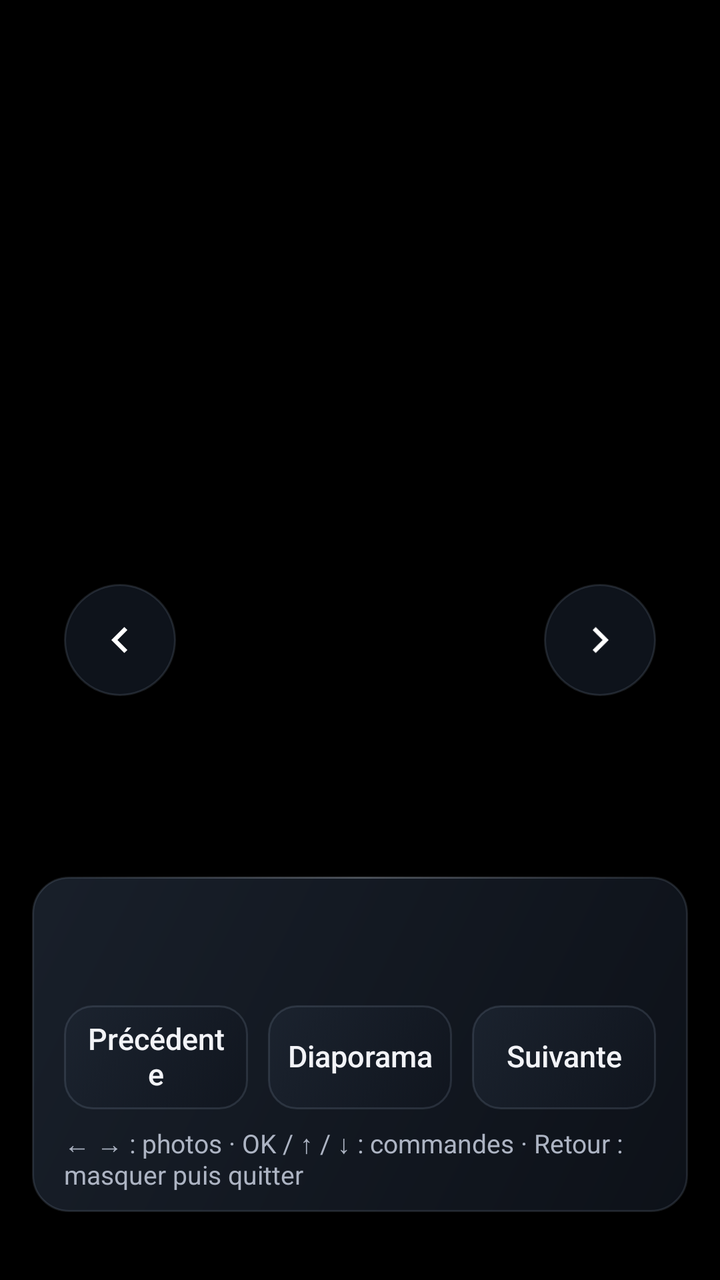
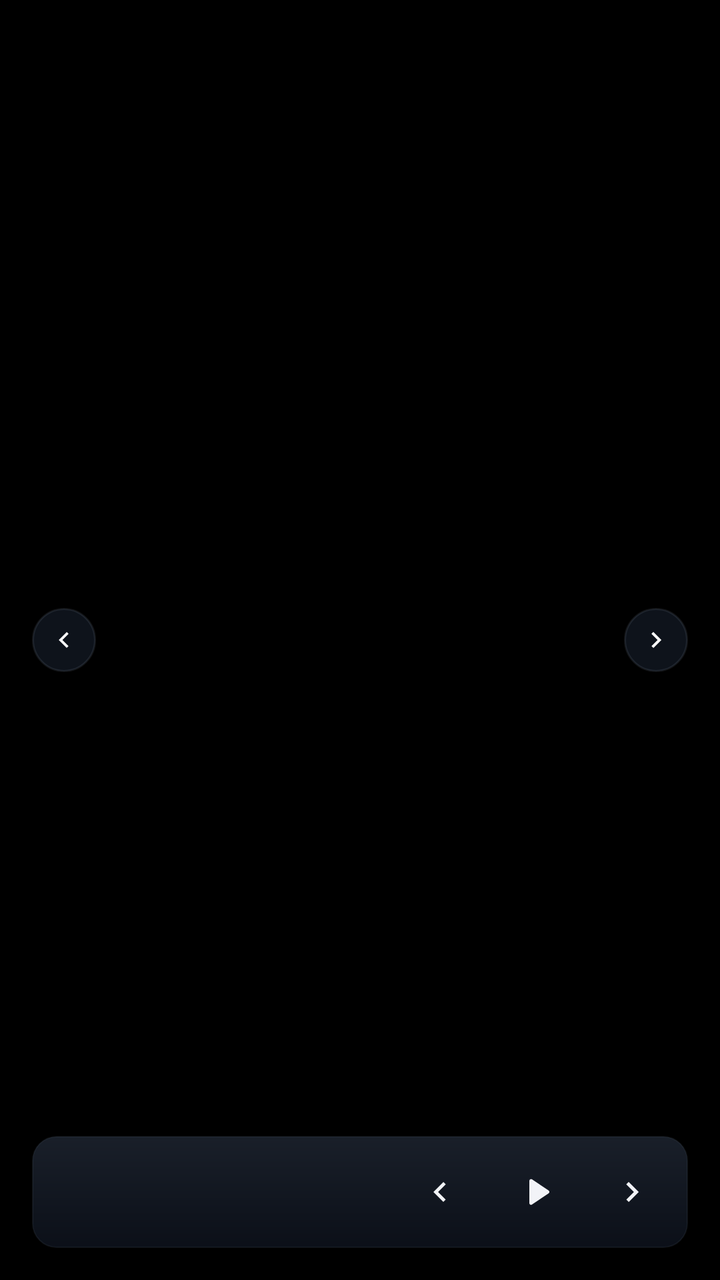

The first picture is an Android layout as it rendered before a commit; the second is the same layout after the commit. The layout source and the unified diff follow.
<!-- AndroidManifest.xml: application theme Theme.Pluxy -->
<!-- res/layout/activity_photo.xml -->
<?xml version="1.0" encoding="utf-8"?>
<FrameLayout xmlns:android="http://schemas.android.com/apk/res/android"
    android:layout_width="match_parent"
    android:layout_height="match_parent"
    android:fitsSystemWindows="true"
    android:background="@android:color/black">

    <ImageView
        android:id="@+id/photo"
        android:layout_width="match_parent"
        android:layout_height="match_parent"
        android:contentDescription="@string/description_photo"
        android:focusable="true"
        android:clickable="true"
        android:scaleType="fitCenter" />

    <ProgressBar
        android:id="@+id/loading"
        android:layout_width="48dp"
        android:layout_height="48dp"
        android:layout_gravity="center"
        android:indeterminateTint="?attr/pluxyAccent" />

    
    <LinearLayout
        android:id="@+id/photoInfo"
        android:layout_width="match_parent"
        android:layout_height="wrap_content"
        android:layout_gravity="bottom|start"
        android:layout_marginStart="@dimen/media_viewer_screen_pad"
        android:layout_marginEnd="@dimen/media_viewer_screen_pad"
        android:layout_marginBottom="34dp"
        android:background="@drawable/bg_photo_info"
        android:orientation="vertical"
        android:paddingStart="16dp"
        android:paddingTop="10dp"
        android:paddingEnd="16dp"
        android:paddingBottom="10dp">

        <TextView
            android:id="@+id/photoTitle"
            android:layout_width="wrap_content"
            android:layout_height="wrap_content"
            android:ellipsize="end"
            android:maxLines="1"
            android:maxWidth="640dp"
            android:textColor="?attr/pluxyTextPrimary"
            android:textSize="17sp"
            android:textStyle="bold" />

        <TextView
            android:id="@+id/photoIndex"
            android:layout_width="wrap_content"
            android:layout_height="wrap_content"
            android:layout_marginTop="2dp"
            android:textColor="?attr/pluxyTextSecondary"
            android:textSize="13sp" />

        <TextView
            android:id="@+id/photoStatus"
            android:layout_width="wrap_content"
            android:layout_height="wrap_content"
            android:layout_marginTop="3dp"
            android:text="@string/photo_slideshow_active"
            android:textColor="?attr/pluxyAccentBright"
            android:textSize="12sp"
            android:visibility="gone" />

        <TextView
            android:id="@+id/photoError"
            android:layout_width="match_parent"
            android:layout_height="wrap_content"
            android:layout_marginTop="8dp"
            android:accessibilityLiveRegion="polite"
            android:textColor="?attr/pluxyTextPrimary"
            android:textSize="16sp"
            android:visibility="gone" />

        <Button
            android:id="@+id/btnPhotoRetry"
            style="@style/PlayerControl.Secondary"
            android:layout_width="wrap_content"
            android:layout_height="wrap_content"
            android:layout_marginTop="8dp"
            android:nextFocusDown="@id/btnPhotoSlideshow"
            android:nextFocusUp="@id/btnPhotoRetry"
            android:text="@string/action_retry"
            android:visibility="gone" />

        <LinearLayout
            android:id="@+id/photoControls"
            android:layout_width="match_parent"
            android:layout_height="wrap_content"
            android:layout_marginTop="12dp"
            android:gravity="center"
            android:orientation="horizontal">

            <Button
                android:id="@+id/btnPhotoPrevious"
                style="@style/PlayerControl.Secondary"
                android:layout_width="0dp"
                android:layout_weight="1"
                android:paddingStart="8dp"
                android:paddingEnd="8dp"
                android:nextFocusLeft="@id/btnPhotoNext"
                android:nextFocusRight="@id/btnPhotoSlideshow"
                android:nextFocusUp="@id/btnPhotoPrevious"
                android:nextFocusDown="@id/btnPhotoPrevious"
                android:text="@string/photo_previous_action" />

            <Button
                android:id="@+id/btnPhotoSlideshow"
                style="@style/PlayerControl.Secondary"
                android:layout_width="0dp"
                android:layout_weight="1"
                android:layout_marginStart="10dp"
                android:layout_marginEnd="10dp"
                android:paddingStart="8dp"
                android:paddingEnd="8dp"
                android:nextFocusLeft="@id/btnPhotoPrevious"
                android:nextFocusRight="@id/btnPhotoNext"
                android:nextFocusUp="@id/btnPhotoRetry"
                android:nextFocusDown="@id/btnPhotoSlideshow"
                android:text="@string/photo_slideshow_start" />

            <Button
                android:id="@+id/btnPhotoNext"
                style="@style/PlayerControl.Secondary"
                android:layout_width="0dp"
                android:layout_weight="1"
                android:paddingStart="8dp"
                android:paddingEnd="8dp"
                android:nextFocusLeft="@id/btnPhotoSlideshow"
                android:nextFocusRight="@id/btnPhotoPrevious"
                android:nextFocusUp="@id/btnPhotoNext"
                android:nextFocusDown="@id/btnPhotoNext"
                android:text="@string/photo_next_action" />
        </LinearLayout>

        <TextView
            android:layout_width="wrap_content"
            android:layout_height="wrap_content"
            android:layout_marginTop="8dp"
            android:text="@string/photo_remote_hint"
            android:textColor="?attr/pluxyTextSecondary"
            android:textSize="13sp" />
    </LinearLayout>

    <ImageView
        android:id="@+id/photoHintLeft"
        android:layout_width="56dp"
        android:layout_height="56dp"
        android:layout_gravity="center_vertical|start"
        android:layout_marginStart="32dp"
        android:background="@drawable/bg_photo_edge_hint"
        android:contentDescription="@null"
        android:padding="15dp"
        android:src="@drawable/ic_chevron_left" />

    <ImageView
        android:id="@+id/photoHintRight"
        android:layout_width="56dp"
        android:layout_height="56dp"
        android:layout_gravity="center_vertical|end"
        android:layout_marginEnd="32dp"
        android:background="@drawable/bg_photo_edge_hint"
        android:contentDescription="@null"
        android:padding="15dp"
        android:src="@drawable/ic_chevron_right" />
</FrameLayout>
<!-- resources referenced by this layout -->
<resources>
  <!-- drawable bg_photo_info (drawable) -->
  <?xml version="1.0" encoding="utf-8"?>
  <layer-list xmlns:android="http://schemas.android.com/apk/res/android">
      <item android:drawable="@drawable/bg_glass_panel" />
  </layer-list>
  <string name="photo_remote_hint">← → : photos · OK / ↑ / ↓ : commandes · Retour : masquer puis quitter</string>
  <style name="PlayerControl.Secondary" parent="PlayerControl" />
  <!-- drawable bg_glass_panel (drawable) -->
  <?xml version="1.0" encoding="utf-8"?>
  <layer-list xmlns:android="http://schemas.android.com/apk/res/android">
      <item>
          <shape android:shape="rectangle">
              <gradient android:angle="315"
                  android:startColor="?attr/pluxyGlassTop" android:endColor="?attr/pluxyGlassBottom" />
              <corners android:radius="@dimen/radius_lg" />
              <stroke android:width="1dp" android:color="?attr/pluxyBorder" />
          </shape>
      </item>
      <item android:height="1dp" android:gravity="top"
          android:left="18dp" android:right="18dp">
          <shape android:shape="rectangle">
              <gradient android:angle="0" android:startColor="?attr/pluxyGlassGlintTrans"
                  android:centerColor="?attr/pluxyGlassGlint" android:endColor="?attr/pluxyGlassGlintTrans" />
          </shape>
      </item>
  </layer-list>
  <style name="PlayerControl">
          <item name="android:layout_width">wrap_content</item>
          <item name="android:layout_height">52dp</item>
          <item name="android:minWidth">76dp</item>
          <item name="android:minHeight">52dp</item>
          <item name="android:background">@drawable/bg_player_control</item>
          <item name="android:backgroundTint">@null</item>
          <item name="android:focusable">true</item>
          <item name="android:fontFamily">sans-serif-medium</item>
          <item name="android:gravity">center</item>
          <item name="android:includeFontPadding">false</item>
          <item name="android:paddingStart">18dp</item>
          <item name="android:paddingEnd">18dp</item>
          <item name="android:stateListAnimator">@animator/focus_lift_btn</item>
          <item name="android:textAllCaps">false</item>
          <item name="android:textColor">@color/player_control_text</item>
          <item name="android:textSize">15sp</item>
      </style>
  <color name="surface_focus">#EB303744</color>
  <color name="glass_top">#DE1C2430</color>
  <color name="glass_bottom">#D010151E</color>
  <color name="glass_focus_top">#EB303744</color>
  <color name="glass_glint">#32EDF2FA</color>
  <color name="ambient_coral">#20F6AD84</color>
  <color name="ambient_rose">#14DE7893</color>
  <color name="glow_edge">#36F6AD84</color>
  <color name="border">#2A9DAEC5</color>
  <color name="border_subtle">#1C9DAEC5</color>
  <dimen name="radius_lg">18dp</dimen>
  <!-- drawable bg_player_control (drawable) -->
  <?xml version="1.0" encoding="utf-8"?>
  <selector xmlns:android="http://schemas.android.com/apk/res/android">
      <item android:state_pressed="true">
          <shape android:shape="rectangle">
              <solid android:color="?attr/pluxySurfaceFocus" />
              <stroke android:width="2dp" android:color="?attr/pluxyAccentBright" />
              <corners android:radius="@dimen/radius_md" />
          </shape>
      </item>
      <item android:state_focused="true">
          <shape android:shape="rectangle">
              <gradient android:angle="315" android:startColor="?attr/pluxyGlassFocusTop" android:endColor="?attr/pluxyGlassFocusBottom" />
              <stroke android:width="2dp" android:color="?attr/pluxyBorderFocus" />
              <corners android:radius="@dimen/radius_md" />
          </shape>
      </item>
      <item>
          <shape android:shape="rectangle">
              <gradient android:angle="315" android:startColor="?attr/pluxyGlassTop" android:endColor="?attr/pluxyGlassBottom" />
              <stroke android:width="1dp" android:color="?attr/pluxyBorder" />
              <corners android:radius="@dimen/radius_md" />
          </shape>
      </item>
  </selector>
  <dimen name="radius_md">14dp</dimen>
  <!-- unchanged entries left out for length: 34 -->
</resources>

<!-- the commit's change to res/layout/activity_photo.xml (unified diff, before → after) -->
@@ -1,170 +1,86 @@
 <?xml version="1.0" encoding="utf-8"?>
 <FrameLayout xmlns:android="http://schemas.android.com/apk/res/android"
-    android:layout_width="match_parent"
-    android:layout_height="match_parent"
-    android:fitsSystemWindows="true"
-    android:background="@android:color/black">
+    android:layout_width="match_parent" android:layout_height="match_parent"
+    android:fitsSystemWindows="true" android:background="@android:color/black">
 
-    <ImageView
-        android:id="@+id/photo"
-        android:layout_width="match_parent"
-        android:layout_height="match_parent"
+    <ImageView android:id="@+id/photo"
+        android:layout_width="match_parent" android:layout_height="match_parent"
         android:contentDescription="@string/description_photo"
-        android:focusable="true"
-        android:clickable="true"
-        android:scaleType="fitCenter" />
+        android:focusable="true" android:clickable="true" android:scaleType="fitCenter" />
+    <ProgressBar android:id="@+id/loading"
+        android:layout_width="32dp" android:layout_height="32dp"
+        android:layout_gravity="center" android:indeterminateTint="?attr/pluxyAccent" />
 
-    <ProgressBar
-        android:id="@+id/loading"
-        android:layout_width="48dp"
-        android:layout_height="48dp"
-        android:layout_gravity="center"
-        android:indeterminateTint="?attr/pluxyAccent" />
-
-    
-    <LinearLayout
-        android:id="@+id/photoInfo"
-        android:layout_width="match_parent"
-        android:layout_height="wrap_content"
+    <LinearLayout android:id="@+id/photoInfo"
+        android:layout_width="match_parent" android:layout_height="wrap_content"
         android:layout_gravity="bottom|start"
         android:layout_marginStart="@dimen/media_viewer_screen_pad"
         android:layout_marginEnd="@dimen/media_viewer_screen_pad"
-        android:layout_marginBottom="34dp"
-        android:background="@drawable/bg_photo_info"
-        android:orientation="vertical"
-        android:paddingStart="16dp"
-        android:paddingTop="10dp"
-        android:paddingEnd="16dp"
-        android:paddingBottom="10dp">
+        android:layout_marginBottom="16dp"
+        android:background="@drawable/bg_auxiliary_controls" android:orientation="vertical"
+        android:paddingStart="12dp" android:paddingEnd="4dp"
+        android:paddingTop="4dp" android:paddingBottom="4dp">
 
-        <TextView
-            android:id="@+id/photoTitle"
-            android:layout_width="wrap_content"
-            android:layout_height="wrap_content"
-            android:ellipsize="end"
-            android:maxLines="1"
-            android:maxWidth="640dp"
-            android:textColor="?attr/pluxyTextPrimary"
-            android:textSize="17sp"
-            android:textStyle="bold" />
-
-        <TextView
-            android:id="@+id/photoIndex"
-            android:layout_width="wrap_content"
-            android:layout_height="wrap_content"
-            android:layout_marginTop="2dp"
-            android:textColor="?attr/pluxyTextSecondary"
-            android:textSize="13sp" />
-
-        <TextView
-            android:id="@+id/photoStatus"
-            android:layout_width="wrap_content"
-            android:layout_height="wrap_content"
-            android:layout_marginTop="3dp"
-            android:text="@string/photo_slideshow_active"
-            android:textColor="?attr/pluxyAccentBright"
-            android:textSize="12sp"
+        <LinearLayout android:layout_width="match_parent" android:layout_height="wrap_content"
+            android:orientation="horizontal" android:gravity="center_vertical">
+            <LinearLayout android:layout_width="0dp" android:layout_height="wrap_content"
+                android:layout_weight="1" android:layout_marginEnd="4dp" android:orientation="vertical">
+                <TextView android:id="@+id/photoTitle"
+                    android:layout_width="match_parent" android:layout_height="wrap_content"
+                    android:ellipsize="end" android:maxLines="1"
+                    android:textColor="?attr/pluxyTextPrimary"
+                    android:textSize="@dimen/auxiliary_meta_size" android:fontFamily="sans-serif-medium" />
+                <TextView android:id="@+id/photoIndex"
+                    android:layout_width="wrap_content" android:layout_height="wrap_content"
+                    android:layout_marginTop="2dp" android:textColor="?attr/pluxyTextSecondary"
+                    android:textSize="@dimen/auxiliary_meta_size" />
+                <TextView android:id="@+id/photoStatus"
+                    android:layout_width="match_parent" android:layout_height="wrap_content"
+                    android:layout_marginTop="2dp" android:maxLines="2" android:ellipsize="end"
+                    android:text="@string/photo_slideshow_active" android:textColor="?attr/pluxyAccentBright"
+                    android:textSize="@dimen/auxiliary_meta_size" android:visibility="gone" />
+            </LinearLayout>
+            <LinearLayout android:id="@+id/photoControls"
+                android:layout_width="wrap_content" android:layout_height="48dp"
+                android:gravity="center" android:orientation="horizontal">
+                <ImageButton android:id="@+id/btnPhotoPrevious" style="@style/AuxiliaryViewer.Icon"
+                    android:src="@drawable/ic_chevron_left" android:contentDescription="@string/photo_previous_action"
+                    android:nextFocusLeft="@id/btnPhotoNext" android:nextFocusRight="@id/btnPhotoSlideshow"
+                    android:nextFocusUp="@id/btnPhotoPrevious" android:nextFocusDown="@id/btnPhotoPrevious" />
+                <ImageButton android:id="@+id/btnPhotoSlideshow" style="@style/AuxiliaryViewer.Icon"
+                    android:src="@drawable/ic_player_play" android:contentDescription="@string/photo_slideshow_start"
+                    android:nextFocusLeft="@id/btnPhotoPrevious" android:nextFocusRight="@id/btnPhotoNext"
+                    android:nextFocusUp="@id/btnPhotoRetry" android:nextFocusDown="@id/btnPhotoSlideshow" />
+                <ImageButton android:id="@+id/btnPhotoNext" style="@style/AuxiliaryViewer.Icon"
+                    android:src="@drawable/ic_chevron_right" android:contentDescription="@string/photo_next_action"
+                    android:nextFocusLeft="@id/btnPhotoSlideshow" android:nextFocusRight="@id/btnPhotoPrevious"
+                    android:nextFocusUp="@id/btnPhotoNext" android:nextFocusDown="@id/btnPhotoNext" />
+            </LinearLayout>
+        </LinearLayout>
+        <TextView android:id="@+id/photoError"
+            android:layout_width="match_parent" android:layout_height="wrap_content"
+            android:layout_marginTop="8dp" android:accessibilityLiveRegion="polite"
+            android:textColor="?attr/pluxyTextPrimary" android:textSize="@dimen/auxiliary_meta_size"
             android:visibility="gone" />
-
-        <TextView
-            android:id="@+id/photoError"
-            android:layout_width="match_parent"
-            android:layout_height="wrap_content"
-            android:layout_marginTop="8dp"
-            android:accessibilityLiveRegion="polite"
-            android:textColor="?attr/pluxyTextPrimary"
-            android:textSize="16sp"
-            android:visibility="gone" />
-
-        <Button
-            android:id="@+id/btnPhotoRetry"
-            style="@style/PlayerControl.Secondary"
-            android:layout_width="wrap_content"
-            android:layout_height="wrap_content"
-            android:layout_marginTop="8dp"
-            android:nextFocusDown="@id/btnPhotoSlideshow"
-            android:nextFocusUp="@id/btnPhotoRetry"
-            android:text="@string/action_retry"
-            android:visibility="gone" />
-
-        <LinearLayout
-            android:id="@+id/photoControls"
-            android:layout_width="match_parent"
-            android:layout_height="wrap_content"
-            android:layout_marginTop="12dp"
-            android:gravity="center"
-            android:orientation="horizontal">
-
-            <Button
-                android:id="@+id/btnPhotoPrevious"
-                style="@style/PlayerControl.Secondary"
-                android:layout_width="0dp"
-                android:layout_weight="1"
-                android:paddingStart="8dp"
-                android:paddingEnd="8dp"
-                android:nextFocusLeft="@id/btnPhotoNext"
-                android:nextFocusRight="@id/btnPhotoSlideshow"
-                android:nextFocusUp="@id/btnPhotoPrevious"
-                android:nextFocusDown="@id/btnPhotoPrevious"
-                android:text="@string/photo_previous_action" />
-
-            <Button
-                android:id="@+id/btnPhotoSlideshow"
-                style="@style/PlayerControl.Secondary"
-                android:layout_width="0dp"
-                android:layout_weight="1"
-                android:layout_marginStart="10dp"
-                android:layout_marginEnd="10dp"
-                android:paddingStart="8dp"
-                android:paddingEnd="8dp"
-                android:nextFocusLeft="@id/btnPhotoPrevious"
-                android:nextFocusRight="@id/btnPhotoNext"
-                android:nextFocusUp="@id/btnPhotoRetry"
-                android:nextFocusDown="@id/btnPhotoSlideshow"
-                android:text="@string/photo_slideshow_start" />
-
-            <Button
-                android:id="@+id/btnPhotoNext"
-                style="@style/PlayerControl.Secondary"
-                android:layout_width="0dp"
-                android:layout_weight="1"
-                android:paddingStart="8dp"
-                android:paddingEnd="8dp"
-                android:nextFocusLeft="@id/btnPhotoSlideshow"
-                android:nextFocusRight="@id/btnPhotoPrevious"
-                android:nextFocusUp="@id/btnPhotoNext"
-                android:nextFocusDown="@id/btnPhotoNext"
-                android:text="@string/photo_next_action" />
-        </LinearLayout>
-
-        <TextView
-            android:layout_width="wrap_content"
-            android:layout_height="wrap_content"
-            android:layout_marginTop="8dp"
-            android:text="@string/photo_remote_hint"
-            android:textColor="?attr/pluxyTextSecondary"
-            android:textSize="13sp" />
+        <Button android:id="@+id/btnPhotoRetry" style="@style/AuxiliaryViewer.Action"
+            android:layout_width="wrap_content" android:layout_marginTop="4dp"
+            android:nextFocusDown="@id/btnPhotoSlideshow" android:nextFocusUp="@id/btnPhotoRetry"
+            android:text="@string/action_retry" android:visibility="gone" />
     </LinearLayout>
 
-    <ImageView
-        android:id="@+id/photoHintLeft"
-        android:layout_width="56dp"
-        android:layout_height="56dp"
-        android:layout_gravity="center_vertical|start"
-        android:layout_marginStart="32dp"
-        android:background="@drawable/bg_photo_edge_hint"
-        android:contentDescription="@null"
-        android:padding="15dp"
-        android:src="@drawable/ic_chevron_left" />
-
-    <ImageView
-        android:id="@+id/photoHintRight"
-        android:layout_width="56dp"
-        android:layout_height="56dp"
-        android:layout_gravity="center_vertical|end"
-        android:layout_marginEnd="32dp"
-        android:background="@drawable/bg_photo_edge_hint"
-        android:contentDescription="@null"
-        android:padding="15dp"
-        android:src="@drawable/ic_chevron_right" />
+    <ImageButton android:id="@+id/btnPhotoClose" style="@style/AuxiliaryViewer.Icon"
+        android:layout_gravity="top|end" android:layout_marginEnd="@dimen/media_viewer_screen_pad"
+        android:layout_marginTop="12dp" android:src="@drawable/ic_player_close"
+        android:contentDescription="@string/player_leave_action" android:background="@drawable/bg_auxiliary_controls"
+        android:visibility="gone" />
+    <ImageView android:id="@+id/photoHintLeft"
+        android:layout_width="32dp" android:layout_height="32dp"
+        android:layout_gravity="center_vertical|start" android:layout_marginStart="16dp"
+        android:background="@drawable/bg_photo_edge_hint" android:contentDescription="@null"
+        android:importantForAccessibility="no" android:padding="8dp" android:src="@drawable/ic_chevron_left" />
+    <ImageView android:id="@+id/photoHintRight"
+        android:layout_width="32dp" android:layout_height="32dp"
+        android:layout_gravity="center_vertical|end" android:layout_marginEnd="16dp"
+        android:background="@drawable/bg_photo_edge_hint" android:contentDescription="@null"
+        android:importantForAccessibility="no" android:padding="8dp" android:src="@drawable/ic_chevron_right" />
 </FrameLayout>
<!-- resource entries referenced after the edit -->
@@ -1,70 +1,113 @@
 <!-- resources referenced by this layout -->
 <resources>
-  <!-- drawable bg_photo_info (drawable) -->
+  <dimen name="auxiliary_meta_size">14sp</dimen>
+  <!-- drawable bg_auxiliary_controls (drawable) -->
   <?xml version="1.0" encoding="utf-8"?>
-  <layer-list xmlns:android="http://schemas.android.com/apk/res/android">
-      <item android:drawable="@drawable/bg_glass_panel" />
-  </layer-list>
-  <string name="photo_remote_hint">← → : photos · OK / ↑ / ↓ : commandes · Retour : masquer puis quitter</string>
-  <style name="PlayerControl.Secondary" parent="PlayerControl" />
-  <!-- drawable bg_glass_panel (drawable) -->
+  <shape xmlns:android="http://schemas.android.com/apk/res/android">
+      <corners android:radius="12dp" />
+      <gradient android:angle="270"
+          android:startColor="?attr/pluxyPlayerGlassTop"
+          android:endColor="?attr/pluxyPlayerGlassBottom" />
+      <stroke android:width="0.5dp" android:color="?attr/pluxyBorderSubtle" />
+  </shape>
+  <!-- drawable ic_player_close (drawable) -->
+  <vector xmlns:android="http://schemas.android.com/apk/res/android"
+      android:width="24dp" android:height="24dp"
+      android:viewportWidth="24" android:viewportHeight="24">
+      <path android:fillColor="#FFFFFFFF" android:pathData="M6.4,5L12,10.6 17.6,5 19,6.4 13.4,12 19,17.6 17.6,19 12,13.4 6.4,19 5,17.6 10.6,12 5,6.4z" />
+  </vector>
+  <!-- drawable ic_player_play (drawable) -->
   <?xml version="1.0" encoding="utf-8"?>
-  <layer-list xmlns:android="http://schemas.android.com/apk/res/android">
-      <item>
-          <shape android:shape="rectangle">
-              <gradient android:angle="315"
-                  android:startColor="?attr/pluxyGlassTop" android:endColor="?attr/pluxyGlassBottom" />
-              <corners android:radius="@dimen/radius_lg" />
-              <stroke android:width="1dp" android:color="?attr/pluxyBorder" />
+  <vector xmlns:android="http://schemas.android.com/apk/res/android"
+      android:width="24dp"
+      android:height="24dp"
+      android:viewportWidth="24"
+      android:viewportHeight="24">
+      <path
+          android:fillColor="#FFFFFFFF"
+          android:pathData="M8,5.3v13.4c0,0.8 0.9,1.3 1.6,0.8l10,-6.7c0.6,-0.4 0.6,-1.3 0,-1.7l-10,-6.7C8.9,4 8,4.5 8,5.3z" />
+  </vector>
+  <string name="player_leave_action">Quitter le lecteur</string>
+  <style name="AuxiliaryViewer.Action" parent="Btn.Secondary">
+          <item name="android:layout_height">48dp</item>
+          <item name="android:minHeight">48dp</item>
+          <item name="android:paddingStart">14dp</item>
+          <item name="android:paddingEnd">14dp</item>
+          <item name="android:textSize">@dimen/auxiliary_meta_size</item>
+          <item name="android:textStyle">normal</item>
+          <item name="android:fontFamily">sans-serif-medium</item>
+          <item name="android:background">@drawable/bg_auxiliary_action</item>
+          <item name="android:stateListAnimator">@null</item>
+      </style>
+  <style name="AuxiliaryViewer.Icon" parent="">
+          <item name="android:layout_width">48dp</item>
+          <item name="android:layout_height">48dp</item>
+          <item name="android:minWidth">48dp</item>
+          <item name="android:minHeight">48dp</item>
+          <item name="android:padding">14dp</item>
+          <item name="android:background">@drawable/bg_auxiliary_action</item>
+          <item name="android:scaleType">fitCenter</item>
+          <item name="android:focusable">true</item>
+          <item name="android:clickable">true</item>
+          <item name="android:tint">?attr/pluxyTextPrimary</item>
+      </style>
+  <style name="Btn.Secondary" parent="Btn">
+          <item name="android:background">@drawable/bg_btn_secondary</item>
+          <item name="android:textColor">@color/btn_secondary_text</item>
+      </style>
+  <!-- drawable bg_auxiliary_action (drawable) -->
+  <?xml version="1.0" encoding="utf-8"?>
+  <selector xmlns:android="http://schemas.android.com/apk/res/android">
+      <item android:state_enabled="false">
+          <shape><solid android:color="@android:color/transparent" /></shape>
+      </item>
+      <item android:state_pressed="true">
+          <shape>
+              <corners android:radius="8dp" />
+              <solid android:color="?attr/pluxyGlassFocusBottom" />
+              <stroke android:width="1dp" android:color="?attr/pluxyBorderFocus" />
           </shape>
       </item>
-      <item android:height="1dp" android:gravity="top"
-          android:left="18dp" android:right="18dp">
-          <shape android:shape="rectangle">
-              <gradient android:angle="0" android:startColor="?attr/pluxyGlassGlintTrans"
-                  android:centerColor="?attr/pluxyGlassGlint" android:endColor="?attr/pluxyGlassGlintTrans" />
+      <item android:state_focused="true">
+          <shape>
+              <corners android:radius="8dp" />
+              <solid android:color="?attr/pluxyGlassFocusBottom" />
+              <stroke android:width="1dp" android:color="?attr/pluxyBorderFocus" />
           </shape>
       </item>
-  </layer-list>
-  <style name="PlayerControl">
+      <item><shape><solid android:color="@android:color/transparent" /></shape></item>
+  </selector>
+  <color name="surface_focus">#DD2C3340</color>
+  <color name="glass_top">#C91A202B</color>
+  <color name="glass_bottom">#BC10151E</color>
+  <color name="glass_focus_top">#DD2C3340</color>
+  <color name="glass_glint">#1CEDF2FA</color>
+  <color name="ambient_coral">#0AF6AD84</color>
+  <color name="ambient_rose">#06DE7893</color>
+  <color name="glow_edge">#24F6AD84</color>
+  <color name="border">#209DAEC5</color>
+  <color name="border_subtle">#149DAEC5</color>
+  <style name="Btn">
           <item name="android:layout_width">wrap_content</item>
-          <item name="android:layout_height">52dp</item>
-          <item name="android:minWidth">76dp</item>
-          <item name="android:minHeight">52dp</item>
-          <item name="android:background">@drawable/bg_player_control</item>
-          <item name="android:backgroundTint">@null</item>
-          <item name="android:focusable">true</item>
-          <item name="android:fontFamily">sans-serif-medium</item>
-          <item name="android:gravity">center</item>
-          <item name="android:includeFontPadding">false</item>
+          <item name="android:layout_height">wrap_content</item>
+          <item name="android:minHeight">@dimen/btn_min_h</item>
+          <item name="android:minWidth">96dp</item>
           <item name="android:paddingStart">18dp</item>
           <item name="android:paddingEnd">18dp</item>
+          <item name="android:gravity">center</item>
+          <item name="android:textAllCaps">false</item>
+          <item name="android:textSize">@dimen/btn_text_size</item>
+          <item name="android:fontFamily">sans-serif-medium</item>
+          <item name="android:textStyle">normal</item>
+          <item name="android:letterSpacing">0</item>
+          <item name="android:focusable">true</item>
+          <item name="android:backgroundTint">@null</item>
           <item name="android:stateListAnimator">@animator/focus_lift_btn</item>
-          <item name="android:textAllCaps">false</item>
-          <item name="android:textColor">@color/player_control_text</item>
-          <item name="android:textSize">15sp</item>
       </style>
-  <color name="surface_focus">#EB303744</color>
-  <color name="glass_top">#DE1C2430</color>
-  <color name="glass_bottom">#D010151E</color>
-  <color name="glass_focus_top">#EB303744</color>
-  <color name="glass_glint">#32EDF2FA</color>
-  <color name="ambient_coral">#20F6AD84</color>
-  <color name="ambient_rose">#14DE7893</color>
-  <color name="glow_edge">#36F6AD84</color>
-  <color name="border">#2A9DAEC5</color>
-  <color name="border_subtle">#1C9DAEC5</color>
-  <dimen name="radius_lg">18dp</dimen>
-  <!-- drawable bg_player_control (drawable) -->
+  <!-- drawable bg_btn_secondary (drawable) -->
   <?xml version="1.0" encoding="utf-8"?>
-  <selector xmlns:android="http://schemas.android.com/apk/res/android">
-      <item android:state_pressed="true">
-          <shape android:shape="rectangle">
-              <solid android:color="?attr/pluxySurfaceFocus" />
-              <stroke android:width="2dp" android:color="?attr/pluxyAccentBright" />
-              <corners android:radius="@dimen/radius_md" />
-          </shape>
-      </item>
+  <inset xmlns:android="http://schemas.android.com/apk/res/android" android:insetTop="4dp" android:insetBottom="4dp">
+  <selector>
       <item android:state_focused="true">
           <shape android:shape="rectangle">
               <gradient android:angle="315" android:startColor="?attr/pluxyGlassFocusTop" android:endColor="?attr/pluxyGlassFocusBottom" />
@@ -72,15 +115,25 @@
               <corners android:radius="@dimen/radius_md" />
           </shape>
       </item>
+      <item android:state_pressed="true">
+          <shape android:shape="rectangle">
+              <solid android:color="?attr/pluxySurfaceFocus" />
+              <stroke android:width="0.5dp" android:color="?attr/pluxyAccentBright" />
+              <corners android:radius="@dimen/radius_md" />
+          </shape>
+      </item>
       <item>
           <shape android:shape="rectangle">
               <gradient android:angle="315" android:startColor="?attr/pluxyGlassTop" android:endColor="?attr/pluxyGlassBottom" />
-              <stroke android:width="1dp" android:color="?attr/pluxyBorder" />
+              <stroke android:width="0.5dp" android:color="?attr/pluxyBorder" />
               <corners android:radius="@dimen/radius_md" />
           </shape>
       </item>
   </selector>
-  <dimen name="radius_md">14dp</dimen>
+  </inset>
+  <dimen name="btn_min_h">48dp</dimen>
+  <dimen name="btn_text_size">14sp</dimen>
+  <dimen name="radius_md">10dp</dimen>
   <!-- unchanged entries left out for length: 34 -->
 </resources>
 
